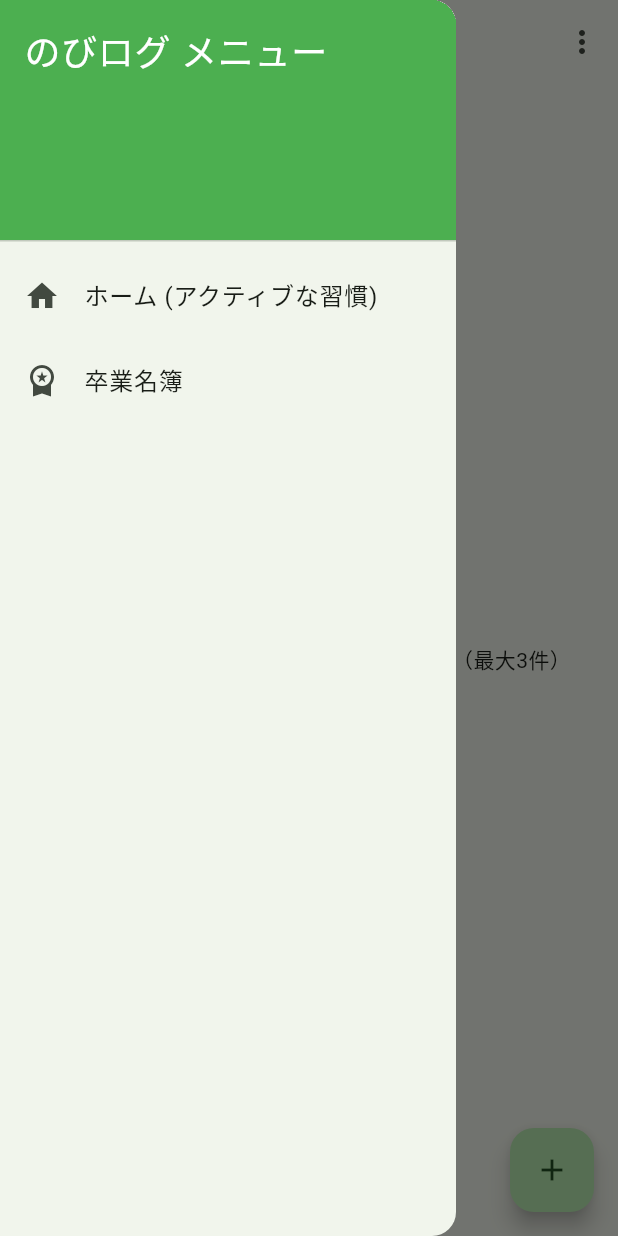
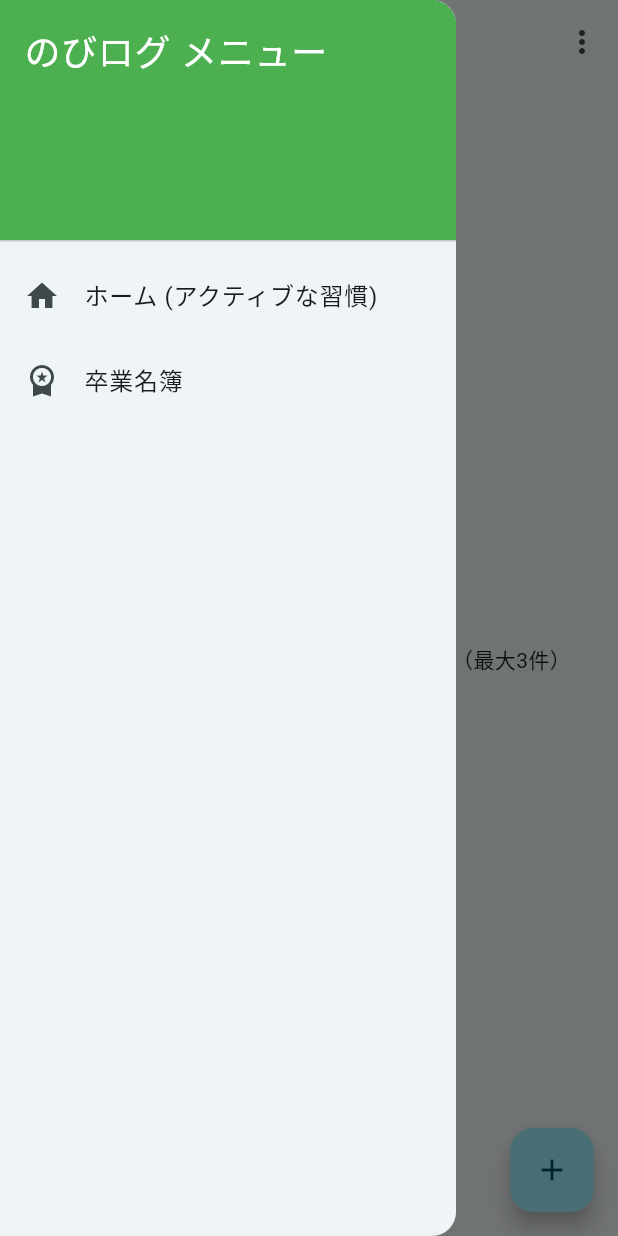
Before and after one commit to chiharuu132-pixel/nobilog, a Flutter app: the screen it shows after launch, with the side drawer open, on a phone screen of 412 x 824 dp. Run offline on Flutter 3.47's test engine with Material 3 defaults, Android fonts, the phone set to English and light mode, and no system bars; our stand-ins replace drift, fl_chart, flutter_riverpod, share_plus; missing offline and left inert: file_selector; accounts and stored records are empty; generated files the repository leaves out were written again.

Commit message:
feat: テーマ追加

```diff
--- a/lib/main.dart
+++ b/lib/main.dart
@@ -1,7 +1,9 @@
+// lib/main.dart
 import 'package:flutter/material.dart';
 import 'package:flutter_riverpod/flutter_riverpod.dart';
 
 import 'presentation/pages/home_page.dart';
+import 'presentation/theme/app_theme.dart'; // 作成したテーマファイルをインポート
 
 void main() {
   WidgetsFlutterBinding.ensureInitialized();
@@ -15,20 +17,13 @@ class NobilogApp extends StatelessWidget {
   Widget build(BuildContext context) {
     return MaterialApp(
       title: 'のびログ',
-      theme: ThemeData(
-        colorScheme: ColorScheme.fromSeed(
-          seedColor: Colors.green,
-          brightness: Brightness.light,
-        ),
-        useMaterial3: true,
-      ),
-      darkTheme: ThemeData(
-        colorScheme: ColorScheme.fromSeed(
-          seedColor: Colors.green,
-          brightness: Brightness.dark,
-        ),
-        useMaterial3: true,
-      ),
+      // 別ファイルに切り出したテーマを適用
+      theme: AppTheme.lightTheme,
+      darkTheme: AppTheme.darkTheme,
+
+      // 端末の設定（ライト/ダーク）に合わせて自動で切り替える
+      themeMode: ThemeMode.system,
+
       home: const HomePage(),
     );
   }
--- /dev/null
+++ b/lib/presentation/theme/app_theme.dart
@@ -0,0 +1,74 @@
+// lib/presentation/theme/app_theme.dart
+import 'package:flutter/material.dart';
+
+class AppTheme {
+  static const Color _seedColor = Color.fromARGB(255, 250, 250, 250);
+
+  // -------------------------
+  // ライトモードのテーマ
+  // -------------------------
+  static final ThemeData lightTheme = ThemeData(
+    useMaterial3: true,
+    colorScheme: ColorScheme.fromSeed(
+      seedColor: _seedColor,
+      brightness: Brightness.light,
+    ),
+
+    // AppBar（ヘッダー）の共通デザイン
+    appBarTheme: const AppBarTheme(
+      centerTitle: true,
+      elevation: 0,
+    ),
+
+    // ★ CardTheme -> CardThemeData に変更
+    cardTheme: CardThemeData(
+      elevation: 2,
+      margin: const EdgeInsets.only(bottom: 16),
+      shape: RoundedRectangleBorder(
+        borderRadius: BorderRadius.circular(16),
+      ),
+    ),
+
+    // ボタンの共通デザイン
+    filledButtonTheme: FilledButtonThemeData(
+      style: FilledButton.styleFrom(
+        shape: RoundedRectangleBorder(
+          borderRadius: BorderRadius.circular(12),
+        ),
+      ),
+    ),
+  );
+
+  // -------------------------
+  // ダークモードのテーマ
+  // -------------------------
+  static final ThemeData darkTheme = ThemeData(
+    useMaterial3: true,
+    colorScheme: ColorScheme.fromSeed(
+      seedColor: _seedColor,
+      brightness: Brightness.dark,
+    ),
+
+    appBarTheme: const AppBarTheme(
+      centerTitle: true,
+      elevation: 0,
+    ),
+
+    // ★ CardTheme -> CardThemeData に変更
+    cardTheme: CardThemeData(
+      elevation: 2,
+      margin: const EdgeInsets.only(bottom: 16),
+      shape: RoundedRectangleBorder(
+        borderRadius: BorderRadius.circular(16),
+      ),
+    ),
+
+    filledButtonTheme: FilledButtonThemeData(
+      style: FilledButton.styleFrom(
+        shape: RoundedRectangleBorder(
+          borderRadius: BorderRadius.circular(12),
+        ),
+      ),
+    ),
+  );
+}
```
